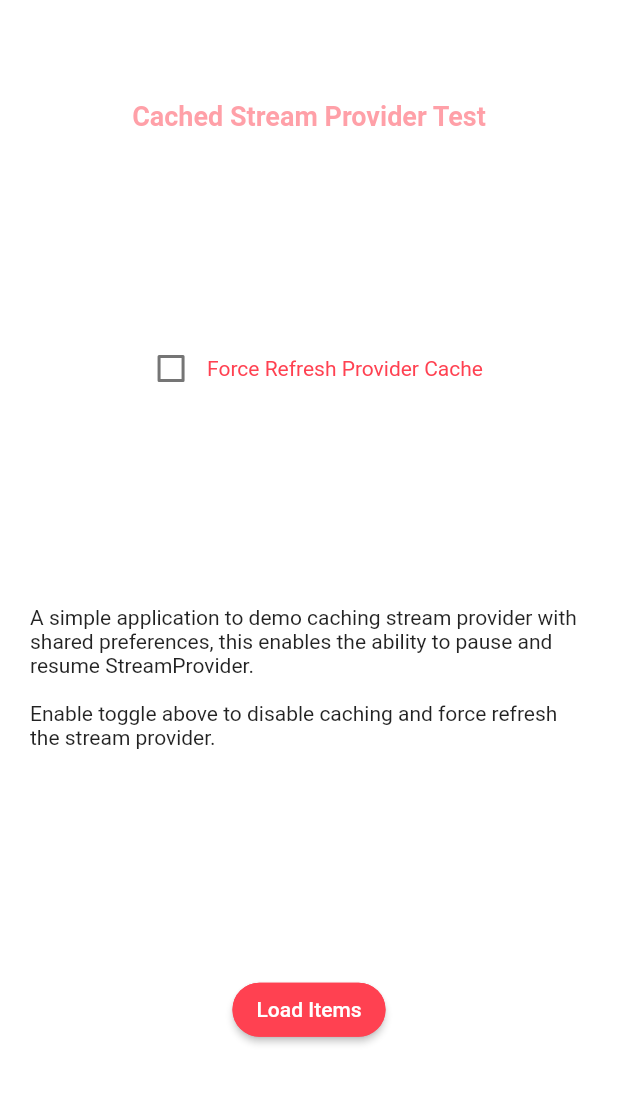
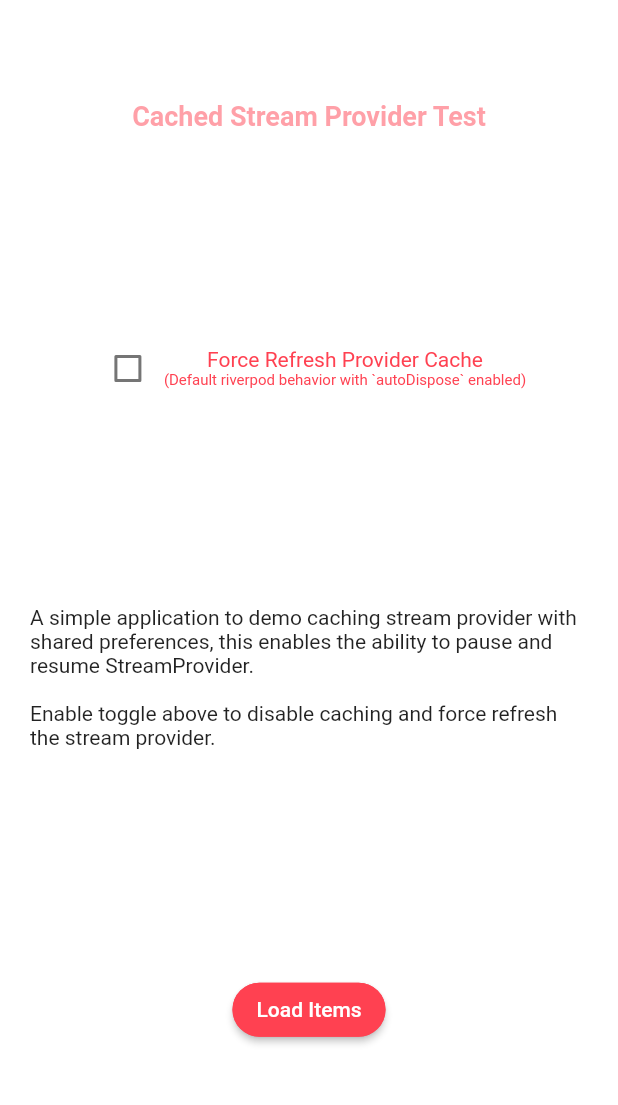
Before and after one commit to Blacksuan19/stream_provider_cache, a Flutter app: the screen it shows after launch, on a phone screen of 412 x 824 dp, the part 90-1195 px from its top. Run offline on Flutter 3.47's test engine with Material 2 defaults, Android fonts, the light colour scheme and no system bars; our stand-ins replace easy_search_bar, flutter_riverpod, shared_preferences.

Commit message:
home: clarify force refresh checkbox
Signed-off-by: Blacksuan19 <abubakaryagob@gmail.com>

```diff
--- a/lib/src/pages/home.dart
+++ b/lib/src/pages/home.dart
@@ -49,9 +49,17 @@ class Home extends ConsumerWidget {
                   );
                 },
               ),
-              const Text(
-                "Force Refresh Provider Cache",
-                style: TextStyles.body,
+              Column(
+                children: const [
+                  Text(
+                    "Force Refresh Provider Cache",
+                    style: TextStyles.body,
+                  ),
+                  Text(
+                    "(Default riverpod behavior with `autoDispose` enabled)",
+                    style: TextStyles.caption,
+                  ),
+                ],
               ),
             ],
           ),
```
